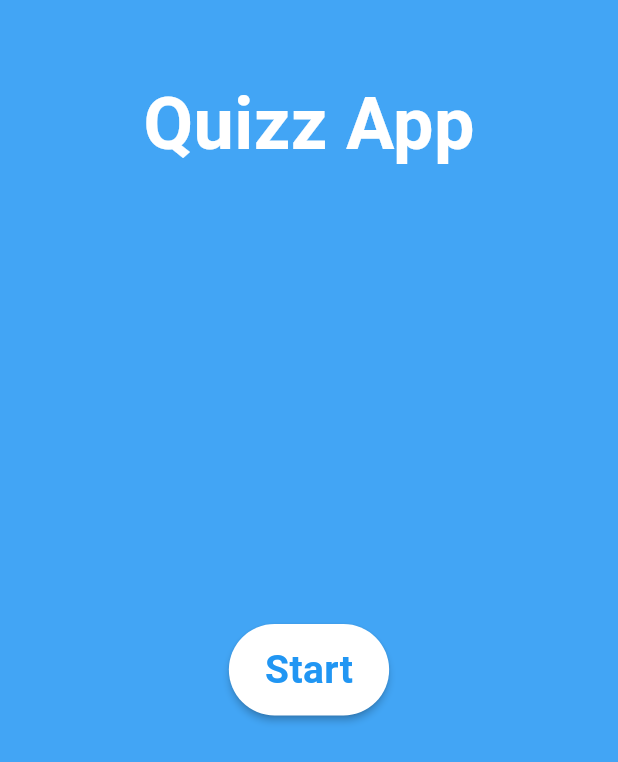
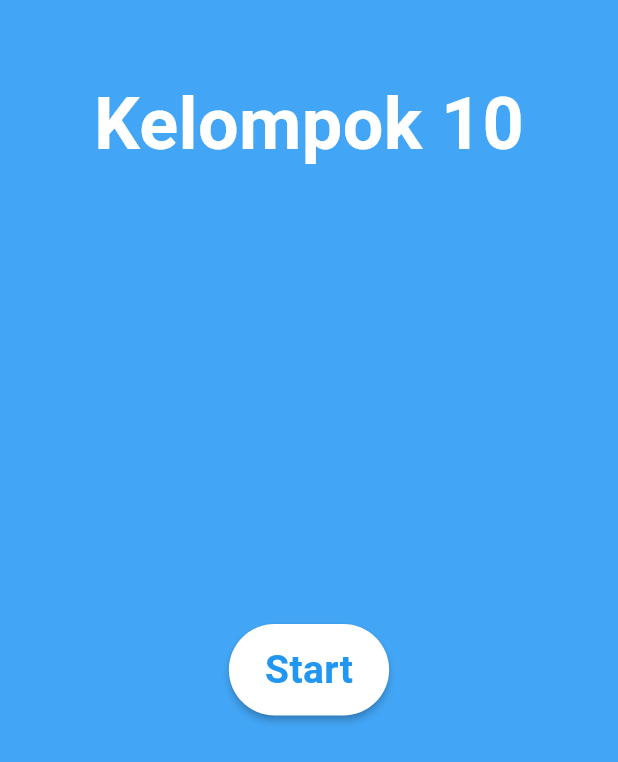
Before and after one commit to Mavlans990/uts_mobile, a Flutter app: the screen it shows after launch, on a phone screen of 412 x 824 dp. Shown: the top 762 px of the screen. Run offline on Flutter 3.47's test engine with Material 3 defaults, Android fonts, the phone set to English and light mode, and no system bars.

Commit message:
Upload Tugas

```diff
--- a/lib/screens/main_menu.dart
+++ b/lib/screens/main_menu.dart
@@ -26,7 +26,7 @@ class _MainMenuState extends State<MainMenu> {
           children: [
             const Center(
               child: Text(
-                "Quizz App",
+                "Kelompok 10",
                 style: TextStyle(
                   color: Colors.white,
                   fontSize: 48,
```
